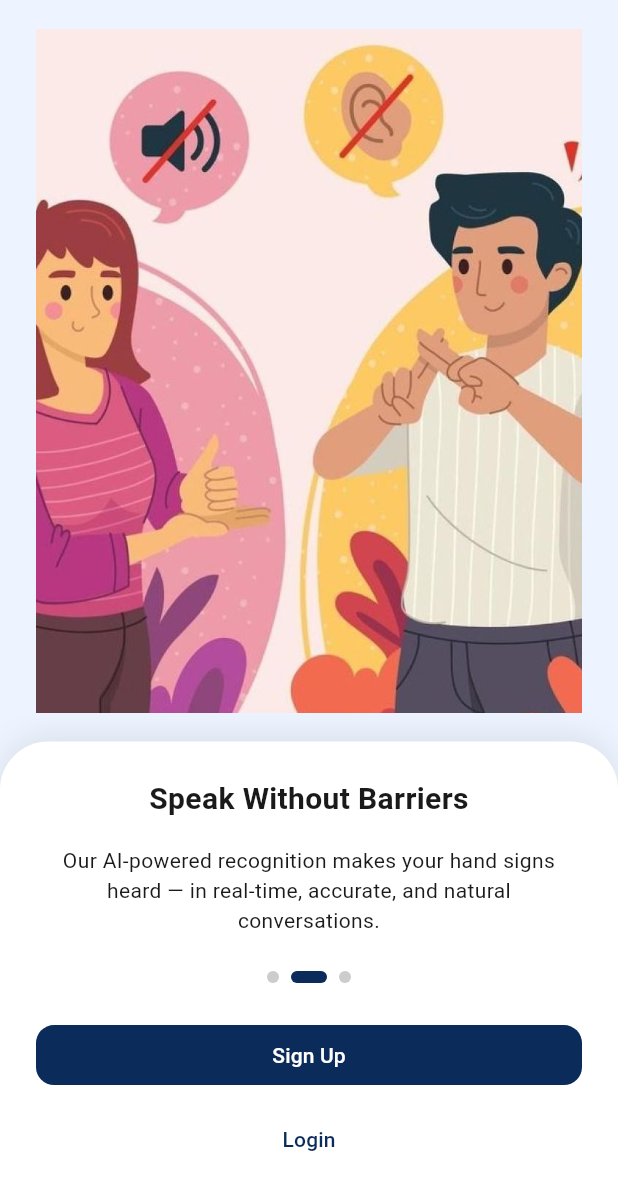
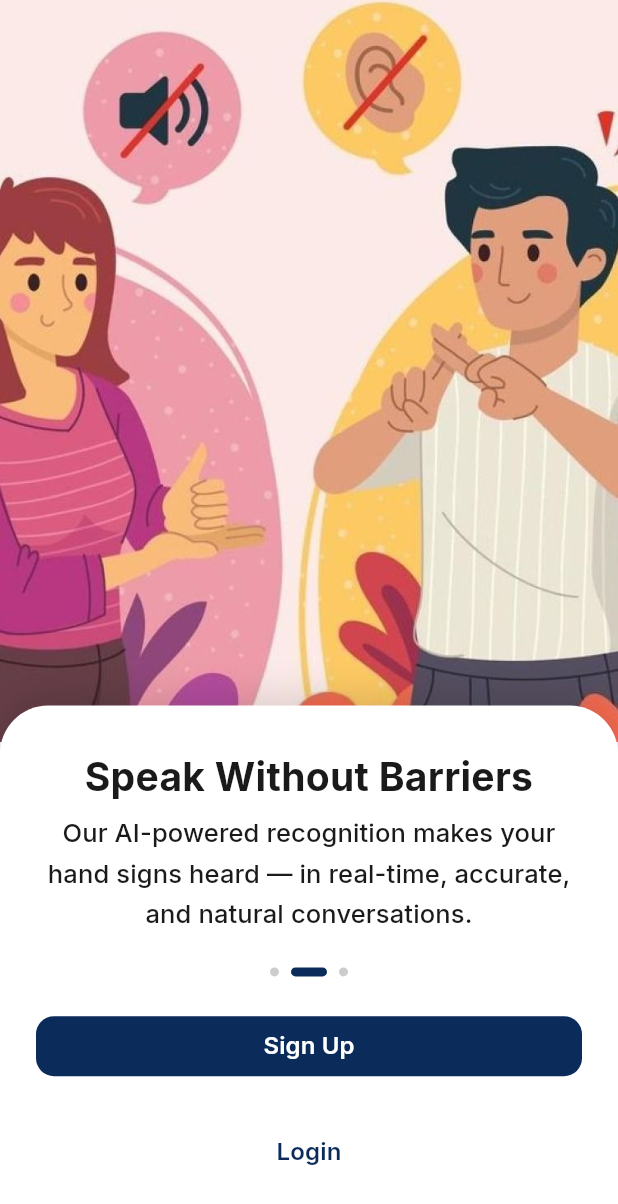
Before and after one commit to nourhannnmohameddd/ishara_app, a Flutter app: the screen it shows after launch, after a tap on "Sign Up", on a phone screen of 412 x 824 dp. Shown: the top 1204 px of the screen. Run offline on Flutter 3.47's test engine with Material 3 defaults, Android fonts, the phone set to English and light mode, and no system bars; our stand-ins replace google_fonts; statements that could not run were skipped.

Commit message:
enhance onboarding model and update font family

```diff
--- a/lib/core/theme/app_text_styles.dart
+++ b/lib/core/theme/app_text_styles.dart
@@ -1,97 +1,89 @@
 import 'package:flutter/material.dart';
+import 'package:google_fonts/google_fonts.dart';
 
-/// Typography hierarchy. Used by [AppTheme] and shared widgets.
+/// Typography hierarchy. Uses Inter via Google Fonts. Used by [AppTheme] and shared widgets.
 abstract class AppTextStyles {
   AppTextStyles._();
 
-  static const String _fontFamily = 'Roboto';
-
-  static TextStyle get displayLarge => const TextStyle(
-        fontFamily: _fontFamily,
+  static TextStyle get displayLarge => GoogleFonts.inter(
         fontSize: 32,
         fontWeight: FontWeight.bold,
       );
 
-  static TextStyle get displayMedium => const TextStyle(
-        fontFamily: _fontFamily,
+  static TextStyle get displayMedium => GoogleFonts.inter(
         fontSize: 28,
         fontWeight: FontWeight.bold,
       );
 
-  static TextStyle get displaySmall => const TextStyle(
-        fontFamily: _fontFamily,
+  static TextStyle get displaySmall => GoogleFonts.inter(
         fontSize: 24,
         fontWeight: FontWeight.w600,
       );
 
-  static TextStyle get headlineLarge => const TextStyle(
-        fontFamily: _fontFamily,
+  static TextStyle get headlineLarge => GoogleFonts.inter(
+        fontSize: 26,
+        fontWeight: FontWeight.w700,
+        letterSpacing: 0.2,
+        height: 1.2,
+      );
+
+  static TextStyle get headlineMedium => GoogleFonts.inter(
         fontSize: 22,
         fontWeight: FontWeight.w600,
+        height: 1.25,
       );
 
-  static TextStyle get headlineMedium => const TextStyle(
-        fontFamily: _fontFamily,
-        fontSize: 20,
-        fontWeight: FontWeight.w600,
-      );
-
-  static TextStyle get headlineSmall => const TextStyle(
-        fontFamily: _fontFamily,
+  static TextStyle get headlineSmall => GoogleFonts.inter(
         fontSize: 18,
         fontWeight: FontWeight.w600,
       );
 
-  static TextStyle get titleLarge => const TextStyle(
-        fontFamily: _fontFamily,
+  static TextStyle get titleLarge => GoogleFonts.inter(
         fontSize: 18,
         fontWeight: FontWeight.w500,
       );
 
-  static TextStyle get titleMedium => const TextStyle(
-        fontFamily: _fontFamily,
+  static TextStyle get titleMedium => GoogleFonts.inter(
         fontSize: 16,
         fontWeight: FontWeight.w500,
       );
 
-  static TextStyle get titleSmall => const TextStyle(
-        fontFamily: _fontFamily,
+  static TextStyle get titleSmall => GoogleFonts.inter(
         fontSize: 14,
         fontWeight: FontWeight.w500,
       );
 
-  static TextStyle get bodyLarge => const TextStyle(
-        fontFamily: _fontFamily,
-        fontSize: 16,
-        fontWeight: FontWeight.normal,
+  static TextStyle get bodyLarge => GoogleFonts.inter(
+        fontSize: 17,
+        fontWeight: FontWeight.w500,
+        height: 1.6,
+        letterSpacing: 0.1,
       );
 
-  static TextStyle get bodyMedium => const TextStyle(
-        fontFamily: _fontFamily,
-        fontSize: 14,
-        fontWeight: FontWeight.normal,
+  static TextStyle get bodyMedium => GoogleFonts.inter(
+        fontSize: 15,
+        fontWeight: FontWeight.w500,
+        height: 1.5,
       );
 
-  static TextStyle get bodySmall => const TextStyle(
-        fontFamily: _fontFamily,
+  static TextStyle get bodySmall => GoogleFonts.inter(
         fontSize: 12,
         fontWeight: FontWeight.normal,
       );
 
-  static TextStyle get labelLarge => const TextStyle(
-        fontFamily: _fontFamily,
-        fontSize: 14,
-        fontWeight: FontWeight.w500,
+  static TextStyle get labelLarge => GoogleFonts.inter(
+        fontSize: 16,
+        fontWeight: FontWeight.w600,
+        height: 1.3,
       );
 
-  static TextStyle get labelMedium => const TextStyle(
-        fontFamily: _fontFamily,
-        fontSize: 12,
-        fontWeight: FontWeight.w500,
+  static TextStyle get labelMedium => GoogleFonts.inter(
+        fontSize: 15,
+        fontWeight: FontWeight.w600,
+        height: 1.3,
       );
 
-  static TextStyle get labelSmall => const TextStyle(
-        fontFamily: _fontFamily,
+  static TextStyle get labelSmall => GoogleFonts.inter(
         fontSize: 11,
         fontWeight: FontWeight.w500,
       );
--- a/lib/core/theme/app_theme.dart
+++ b/lib/core/theme/app_theme.dart
@@ -1,4 +1,5 @@
 import 'package:flutter/material.dart';
+import 'package:google_fonts/google_fonts.dart';
 
 import '../constants/app_spacing.dart';
 import 'app_colors.dart';
@@ -19,7 +20,8 @@ abstract class AppTheme {
       onSurface: AppColors.text,
     );
 
-    final textTheme = TextTheme(
+    final baseTextTheme = ThemeData.light().textTheme;
+    final textTheme = GoogleFonts.interTextTheme(baseTextTheme).copyWith(
       displayLarge: AppTextStyles.displayLarge.copyWith(color: AppColors.text),
       displayMedium: AppTextStyles.displayMedium.copyWith(color: AppColors.text),
       displaySmall: AppTextStyles.displaySmall.copyWith(color: AppColors.text),
--- a/lib/presentation/onboarding/onboarding_view.dart
+++ b/lib/presentation/onboarding/onboarding_view.dart
@@ -17,7 +17,10 @@ class OnboardingView extends StatefulWidget {
 }
 
 class _OnboardingViewState extends State<OnboardingView> {
-  static const double _webMaxWidth = 500;
+  static const double _maxContentWidth = 420;
+  static const double _imageHeightFraction = 0.6;
+  static const double _cardHeightFraction = 0.4;
+  static const double _cardOverlapOffset = 24;
   static const double _webBreakpoint = 600;
 
   @override
@@ -34,46 +37,64 @@ class _OnboardingViewState extends State<OnboardingView> {
     return ListenableBuilder(
       listenable: widget.viewModel,
       builder: (context, _) {
-        final content = ConstrainedBox(
-          constraints: BoxConstraints(
-            maxWidth: _isWeb(context) ? _webMaxWidth : double.infinity,
-          ),
-          child: Column(
+        return Scaffold(
+          backgroundColor: AppColors.background,
+          body: LayoutBuilder(
+            builder: (context, constraints) {
+              final contentWidth = _isWeb(context)
+                  ? _maxContentWidth
+                  : constraints.maxWidth;
+              final contentHeight = constraints.maxHeight;
+              final imageHeight = contentHeight * _imageHeightFraction;
+              //final cardHeight = contentHeight * _cardHeightFraction;
+
+              final stack = Stack(
+                clipBehavior: Clip.none,
                 children: [
-              Expanded(
-                flex: 6,
+                  // Image first (bottom layer).
+                  Positioned(
+                    top: 0,
+                    left: 0,
+                    right: 0,
+                    height: imageHeight,
                     child: PageView.builder(
                       controller: widget.viewModel.pageController,
                       itemCount: OnboardingViewModel.pages.length,
                       onPageChanged: widget.viewModel.setCurrentIndex,
                       itemBuilder: (context, index) {
-                    final slide = OnboardingViewModel.pages[index];
-                    return Center(
-                      child: Padding(
-                        padding: const EdgeInsets.symmetric(
-                          horizontal: AppSpacing.large,
-                        ),
-                        child: Image.asset(
+                        final slide =
+                            OnboardingViewModel.pages[index];
+                        return Image.asset(
                           slide.imagePath,
-                          fit: BoxFit.contain,
-                        ),
-                      ),
+                          fit: BoxFit.cover,
+                          width: contentWidth,
+                          height: imageHeight,
                         );
                       },
                     ),
                   ),
-              Expanded(
-                flex: 4,
+                  // BottomCard second so it renders on top of the image.
+                  Positioned(
+                    top: imageHeight - _cardOverlapOffset,
+                    left: 0,
+                    right: 0,
+                    bottom: 0,
+                    //height: cardHeight,
                     child: _BottomCard(viewModel: widget.viewModel),
                   ),
                 ],
-          ),
               );
 
-        return Scaffold(
-          backgroundColor: AppColors.background,
-          body: SafeArea(
-            child: _isWeb(context) ? Center(child: content) : content,
+              final content = SizedBox(
+                width: contentWidth,
+                height: contentHeight,
+                child: stack,
+              );
+
+              return _isWeb(context)
+                  ? Center(child: content)
+                  : content;
+            },
           ),
         );
       },
@@ -87,10 +108,12 @@ class _BottomCard extends StatelessWidget {
   final OnboardingViewModel viewModel;
 
   static const double _cardTopRadius = 32;
-  static const double _dotHeight = 8;
-  static const double _dotBorderRadius = 4;
+  static const double _cardPaddingHorizontal = 24;
+  static const double _cardPaddingVertical = 32;
   static const double _dotActiveWidth = 24;
-  static const double _dotInactiveWidth = 8;
+  static const double _dotActiveHeight = 6;
+  static const double _dotActiveRadius = 3;
+  static const double _dotInactiveSize = 6;
 
   @override
   Widget build(BuildContext context) {
@@ -98,6 +121,7 @@ class _BottomCard extends StatelessWidget {
 
     return Container(
       width: double.infinity,
+      height: double.infinity,
       decoration: BoxDecoration(
         color: Colors.white,
         borderRadius: const BorderRadius.only(
@@ -106,31 +130,44 @@ class _BottomCard extends StatelessWidget {
         ),
         boxShadow: [
           BoxShadow(
-            color: Colors.black.withValues(alpha: 0.08),
-            blurRadius: 16,
-            offset: const Offset(0, -4),
+            color: Colors.black.withValues(alpha: 0.12),
+            blurRadius: 20,
+            offset: const Offset(0, -6),
           ),
         ],
       ),
-      padding: const EdgeInsets.all(AppSpacing.large),
+      padding: const EdgeInsets.symmetric(
+        horizontal: _cardPaddingHorizontal,
+        vertical: _cardPaddingVertical,
+      ),
       child: Column(
         crossAxisAlignment: CrossAxisAlignment.stretch,
+        mainAxisSize: MainAxisSize.max,
+        mainAxisAlignment: MainAxisAlignment.spaceBetween,
+        children: [
+          Flexible(
+            child: SingleChildScrollView(
+              child: Column(
                 mainAxisSize: MainAxisSize.min,
+                crossAxisAlignment: CrossAxisAlignment.stretch,
                 children: [
                   Text(
                     slide.title,
                     textAlign: TextAlign.center,
-            style: AppTextStyles.headlineMedium,
+                    style: AppTextStyles.headlineLarge,
                   ),
-          const SizedBox(height: AppSpacing.medium),
+                  const SizedBox(height: AppSpacing.small),
                   Text(
                     slide.description,
                     textAlign: TextAlign.center,
                     maxLines: 3,
                     overflow: TextOverflow.ellipsis,
-            style: AppTextStyles.bodyMedium,
+                    style: AppTextStyles.bodyLarge,
                   ),
-          const SizedBox(height: AppSpacing.large),
+                ],
+              ),
+            ),
+          ),
           Row(
             mainAxisAlignment: MainAxisAlignment.center,
             children: List.generate(OnboardingViewModel.pages.length, (index) {
@@ -139,14 +176,17 @@ class _BottomCard extends StatelessWidget {
                 onTap: () => viewModel.setCurrentIndex(index),
                 behavior: HitTestBehavior.opaque,
                 child: Padding(
-                  padding: const EdgeInsets.symmetric(horizontal: AppSpacing.xs),
+                  padding: const EdgeInsets.symmetric(
+                    horizontal: AppSpacing.xs,
+                  ),
                   child: AnimatedContainer(
                     duration: const Duration(milliseconds: 200),
-                    width: isActive ? _dotActiveWidth : _dotInactiveWidth,
-                    height: _dotHeight,
+                    width: isActive ? _dotActiveWidth : _dotInactiveSize,
+                    height: isActive ? _dotActiveHeight : _dotInactiveSize,
                     decoration: BoxDecoration(
-                      borderRadius:
-                          BorderRadius.circular(_dotBorderRadius),
+                      borderRadius: BorderRadius.circular(
+                        isActive ? _dotActiveRadius : _dotInactiveSize / 2,
+                      ),
                       color: isActive
                           ? AppColors.primary
                           : AppColors.inactiveDot,
@@ -156,7 +196,6 @@ class _BottomCard extends StatelessWidget {
               );
             }),
           ),
-          const SizedBox(height: AppSpacing.large),
           SizedBox(
             width: double.infinity,
             child: PrimaryButton(
@@ -164,7 +203,6 @@ class _BottomCard extends StatelessWidget {
               onPressed: viewModel.onSignUpPressed,
             ),
           ),
-          const SizedBox(height: AppSpacing.small),
           TextButton(
             onPressed: viewModel.goToLogin,
             child: const Text('Login'),
--- a/lib/presentation/onboarding/onboarding_viewmodel.dart
+++ b/lib/presentation/onboarding/onboarding_viewmodel.dart
@@ -22,7 +22,7 @@ class OnboardingViewModel extends BaseViewModel {
       imagePath: 'assets/images/onboarding2.jpg',
     ),
     OnboardingModel(
-      title: 'Smart,Fast and Inclusive',
+      title: 'Smart, Fast and Inclusive',
       description:
           'Video call, chat and communicate confidently anywhere using automatic ArSL translation and voice output.',
       imagePath: 'assets/images/onboarding3.jpg',
--- a/lib/presentation/splash/splash_view.dart
+++ b/lib/presentation/splash/splash_view.dart
@@ -46,7 +46,7 @@ class _SplashViewState extends State<SplashView> {
                       SizedBox(
                         width: imageWidth,
                         child: Image.asset(
-                          'assets/images/logo.jpg',
+                          'assets/images/logoT.png',
                           fit: BoxFit.contain,
                         ),
                       ),
--- a/pubspec.yaml
+++ b/pubspec.yaml
@@ -30,7 +30,7 @@ environment:
 dependencies:
   flutter:
     sdk: flutter
-
+  google_fonts: ^6.1.0
 
   # The following adds the Cupertino Icons font to your application.
   # Use with the CupertinoIcons class for iOS style icons.
```
Also changed, not shown: assets/images/logoT.png (added), pubspec.lock, 1 other file. Lines whose indentation alone changed are shown as unchanged.
